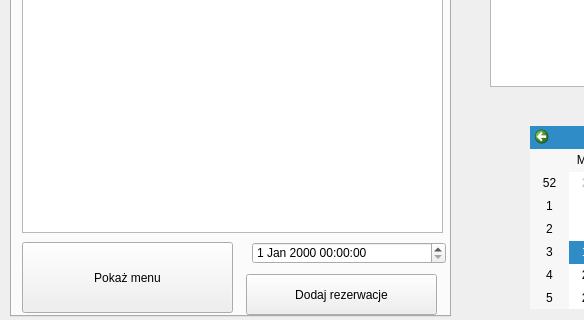
Above: mainwindow.ui from Johny250353/projek1 before the change; both pictures show x 0 to 584 and y 344 to 664 of the 910 by 664 pixel window. Below: the same form after it.
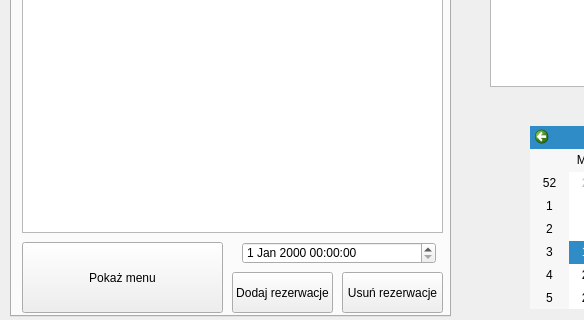
That is the form after the change.

Patch:
```diff
--- a/mainwindow.ui
+++ b/mainwindow.ui
@@ -223,9 +223,9 @@
      <widget class="QPushButton" name="pushButton_2">
       <property name="geometry">
        <rect>
-        <x>234</x>
-        <y>532</y>
-        <width>191</width>
+        <x>220</x>
+        <y>530</y>
+        <width>101</width>
         <height>41</height>
        </rect>
       </property>
@@ -236,7 +236,7 @@
      <widget class="QDateTimeEdit" name="dateTimeEdit_2">
       <property name="geometry">
        <rect>
-        <x>240</x>
+        <x>230</x>
         <y>500</y>
         <width>194</width>
         <height>22</height>
@@ -339,7 +339,7 @@
        <rect>
         <x>10</x>
         <y>500</y>
-        <width>211</width>
+        <width>201</width>
         <height>71</height>
        </rect>
       </property>
@@ -360,6 +360,19 @@
        <string>On/Off</string>
       </property>
      </widget>
+     <widget class="QPushButton" name="pushButton_5">
+      <property name="geometry">
+       <rect>
+        <x>330</x>
+        <y>530</y>
+        <width>101</width>
+        <height>41</height>
+       </rect>
+      </property>
+      <property name="text">
+       <string>Usuń rezerwacje</string>
+      </property>
+     </widget>
     </widget>
    </widget>
    <widget class="QLabel" name="label">
```
Left out of the diff: 119 changed lines with no effect on the pictures.
